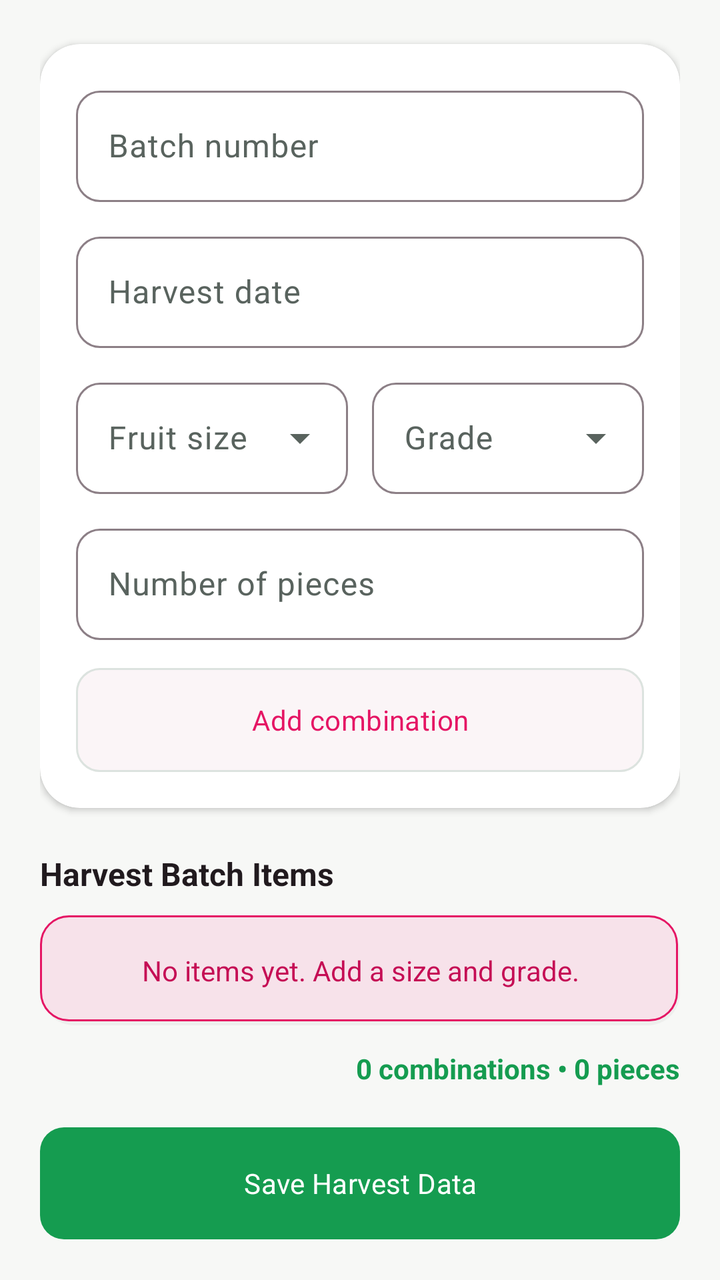
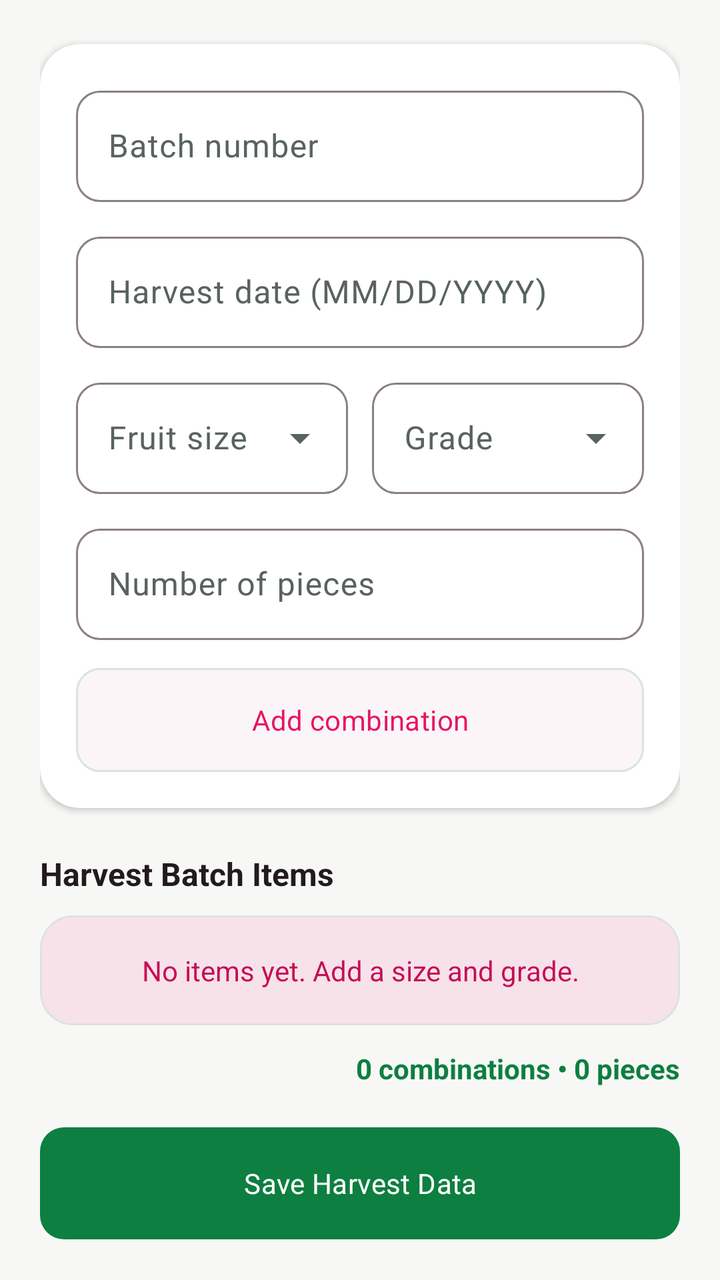

The first picture is an Android layout as it rendered before a commit; the second is the same layout after the commit. The layout source and the unified diff follow.
<!-- AndroidManifest.xml: application theme Theme.DragonView -->
<!-- res/layout/fragment_harvest.xml -->
<?xml version="1.0" encoding="utf-8"?>
<androidx.core.widget.NestedScrollView
    xmlns:android="http://schemas.android.com/apk/res/android"
    xmlns:app="http://schemas.android.com/apk/res-auto"
    android:layout_width="match_parent"
    android:layout_height="match_parent"
    android:background="@color/dragon_surface"
    android:clipToPadding="false">
    <LinearLayout
        android:layout_width="match_parent"
        android:layout_height="wrap_content"
        android:orientation="vertical"
        android:paddingStart="20dp"
        android:paddingTop="18dp"
        android:paddingEnd="20dp"
        android:paddingBottom="30dp">

        <com.google.android.material.card.MaterialCardView
            android:layout_width="match_parent"
            android:layout_height="wrap_content"
            android:layout_marginTop="4dp"
            app:cardBackgroundColor="@color/neo_surface_high"
            app:cardCornerRadius="20dp"
            app:cardElevation="2dp"
            app:strokeWidth="0dp">
            <LinearLayout
                android:layout_width="match_parent"
                android:layout_height="wrap_content"
                android:orientation="vertical"
                android:padding="18dp">
                <com.google.android.material.textfield.TextInputLayout
                    android:id="@+id/batchLayout"
                    style="@style/Widget.DragonView.TextInputLayout"
                    android:layout_width="match_parent"
                    android:layout_height="wrap_content"
                    android:hint="Batch number">
                    <com.google.android.material.textfield.TextInputEditText android:id="@+id/batchInput" android:layout_width="match_parent" android:layout_height="wrap_content" />
                </com.google.android.material.textfield.TextInputLayout>
                <com.google.android.material.textfield.TextInputLayout
                    android:id="@+id/dateLayout"
                    style="@style/Widget.DragonView.TextInputLayout"
                    android:layout_width="match_parent"
                    android:layout_height="wrap_content"
                    android:layout_marginTop="12dp"
                    android:hint="Harvest date">
                    <com.google.android.material.textfield.TextInputEditText android:id="@+id/dateInput" android:layout_width="match_parent" android:layout_height="wrap_content" android:focusable="false" />
                </com.google.android.material.textfield.TextInputLayout>
                <LinearLayout
                    android:layout_width="match_parent"
                    android:layout_height="wrap_content"
                    android:layout_marginTop="12dp"
                    android:baselineAligned="false"
                    android:orientation="horizontal">
                    <com.google.android.material.textfield.TextInputLayout
                        android:id="@+id/sizeLayout"
                        style="@style/Widget.DragonView.TextInputLayout.Dropdown"
                        android:layout_width="0dp"
                        android:layout_height="wrap_content"
                        android:layout_marginEnd="6dp"
                        android:layout_weight="1"
                        android:hint="Fruit size">
                        <AutoCompleteTextView android:id="@+id/sizeInput" android:layout_width="match_parent" android:layout_height="wrap_content" android:inputType="none" />
                    </com.google.android.material.textfield.TextInputLayout>
                    <com.google.android.material.textfield.TextInputLayout
                        android:id="@+id/gradeLayout"
                        style="@style/Widget.DragonView.TextInputLayout.Dropdown"
                        android:layout_width="0dp"
                        android:layout_height="wrap_content"
                        android:layout_marginStart="6dp"
                        android:layout_weight="1"
                        android:hint="Grade">
                        <AutoCompleteTextView android:id="@+id/gradeInput" android:layout_width="match_parent" android:layout_height="wrap_content" android:inputType="none" />
                    </com.google.android.material.textfield.TextInputLayout>
                </LinearLayout>
                <com.google.android.material.textfield.TextInputLayout
                    android:id="@+id/piecesLayout"
                    style="@style/Widget.DragonView.TextInputLayout"
                    android:layout_width="match_parent"
                    android:layout_height="wrap_content"
                    android:layout_marginTop="12dp"
                    android:hint="Number of pieces">
                    <com.google.android.material.textfield.TextInputEditText android:id="@+id/piecesInput" android:layout_width="match_parent" android:layout_height="wrap_content" android:inputType="number" />
                </com.google.android.material.textfield.TextInputLayout>
                <com.google.android.material.button.MaterialButton
                    android:id="@+id/addItemButton"
                    style="@style/Widget.DragonView.Button.Outlined"
                    android:layout_width="match_parent"
                    android:layout_height="52dp"
                    android:layout_marginTop="14dp"
                    android:text="Add combination"
                    android:textColor="@color/dragon_magenta" />
            </LinearLayout>
        </com.google.android.material.card.MaterialCardView>

        <TextView
            android:layout_width="wrap_content"
            android:layout_height="wrap_content"
            android:layout_marginTop="22dp"
            android:text="Harvest Batch Items"
            android:textAppearance="@style/TextAppearance.DragonView.TitleMedium"
            android:textStyle="bold" />
        <TextView
            android:id="@+id/emptyItemsText"
            android:layout_width="match_parent"
            android:layout_height="wrap_content"
            android:layout_marginTop="10dp"
            android:background="@drawable/soft_pink_panel"
            android:gravity="center"
            android:padding="18dp"
            android:text="No items yet. Add a size and grade."
            android:textColor="@color/dragon_magenta_dark" />
        <LinearLayout
            android:id="@+id/itemsContainer"
            android:layout_width="match_parent"
            android:layout_height="wrap_content"
            android:orientation="vertical" />
        <TextView
            android:id="@+id/batchSummaryText"
            android:layout_width="match_parent"
            android:layout_height="wrap_content"
            android:layout_marginTop="12dp"
            android:gravity="end"
            android:text="0 combinations • 0 pieces"
            android:textColor="@color/dragon_green"
            android:textStyle="bold" />
        <com.google.android.material.button.MaterialButton
            android:id="@+id/saveButton"
            style="@style/Widget.DragonView.Button.Success"
            android:layout_width="match_parent"
            android:layout_height="56dp"
            android:layout_marginTop="20dp"
            android:text="Save Harvest Data" />
        <TextView
            android:id="@+id/statusText"
            android:layout_width="match_parent"
            android:layout_height="wrap_content"
            android:layout_marginTop="12dp"
            android:gravity="center" />
    </LinearLayout>
</androidx.core.widget.NestedScrollView>
<!-- resources referenced by this layout -->
<resources>
  <color name="dragon_green">#159C50</color>
  <color name="dragon_magenta">#E51564</color>
  <color name="dragon_magenta_dark">#C50E55</color>
  <color name="dragon_surface">@color/warm_ivory</color>
  <color name="neo_surface_high">#FFFFFF</color>
  <!-- drawable soft_pink_panel (drawable) -->
  <?xml version="1.0" encoding="utf-8"?>
  <layer-list xmlns:android="http://schemas.android.com/apk/res/android">
      <item android:left="1dp" android:top="2dp">
          <shape android:shape="rectangle">
              <solid android:color="@color/neo_shadow" />
              <corners android:radius="16dp" />
          </shape>
      </item>
      <item android:right="1dp" android:bottom="2dp">
          <shape android:shape="rectangle">
              <solid android:color="@color/plum_mist_100" />
              <stroke android:width="1dp" android:color="@color/home_action_pink_border" />
              <corners android:radius="14dp" />
          </shape>
      </item>
  </layer-list>
  <style name="TextAppearance.DragonView.TitleMedium" parent="TextAppearance.Material3.TitleMedium">
          <item name="android:fontFamily">sans-serif-medium</item>
          <item name="android:textColor">@color/ink</item>
          <item name="android:textSize">16sp</item>
          <item name="android:letterSpacing">0</item>
      </style>
  <style name="Widget.DragonView.Button.Success" parent="Widget.DragonView.Button">
          <item name="backgroundTint">@color/action_success</item>
      </style>
  <style name="Theme.DragonView" parent="Theme.DragonView.Base" />
  <color name="warm_ivory">#F7F8F6</color>
  <color name="neo_shadow">#0A18221C</color>
  <color name="plum_mist_100">#F7E2EA</color>
  <color name="home_action_pink_border">@color/action_primary</color>
  <color name="ink">#211A1E</color>
  <style name="ShapeAppearance.DragonView.Small" parent="ShapeAppearance.Material3.Corner.Small">
          <item name="cornerFamily">rounded</item>
          <item name="cornerSize">12dp</item>
      </style>
  <dimen name="button_height">52dp</dimen>
  <dimen name="touch_target">48dp</dimen>
  <color name="neo_highlight">#DCE3DF</color>
  <color name="focus_ripple">#207D1F43</color>
  <color name="action_success">#159C50</color>
  <color name="muted_ink">#59635E</color>
  <color name="action_primary">#E51564</color>
  <color name="on_accent">#FFFFFF</color>
  <color name="dragon_surface_variant">@color/plum_mist_100</color>
  <color name="dragon_green_soft">#E4F7EB</color>
  <color name="black">@color/ink</color>
  <color name="dragon_yellow">#9A6514</color>
  <color name="dragon_yellow_soft">#FFF0D5</color>
  <color name="dragon_outline">#8C7F86</color>
  <color name="dragon_error">#B3261E</color>
  <color name="fifo_urgent_soft">#F8DEDC</color>
  <style name="ShapeAppearance.DragonView.Medium" parent="ShapeAppearance.Material3.Corner.Medium">
          <item name="cornerFamily">rounded</item>
          <item name="cornerSize">16dp</item>
      </style>
  <style name="ShapeAppearance.DragonView.Large" parent="ShapeAppearance.Material3.Corner.Large">
          <item name="cornerFamily">rounded</item>
          <item name="cornerSize">20dp</item>
      </style>
  <style name="TextAppearance.DragonView.BodyLarge" parent="TextAppearance.Material3.BodyLarge">
          <item name="android:fontFamily">sans-serif</item>
          <item name="android:textColor">@color/ink</item>
          <item name="android:textSize">16sp</item>
          <item name="android:lineSpacingExtra">4dp</item>
      </style>
  <style name="TextAppearance.DragonView.BodyMedium" parent="TextAppearance.Material3.BodyMedium">
          <item name="android:fontFamily">sans-serif</item>
          <item name="android:textColor">@color/muted_ink</item>
          <item name="android:textSize">14sp</item>
          <item name="android:lineSpacingExtra">3dp</item>
      </style>
  <color name="neo_surface_low">#F0F3F1</color>
  <color name="white">#FFFFFF</color>
  <color name="plum_orchid_400">#D86892</color>
  <!-- unchanged entries left out for length: 9 -->
</resources>

<!-- the commit's change to res/layout/fragment_harvest.xml (unified diff, before → after) -->
@@ -42,8 +42,8 @@
                     android:layout_width="match_parent"
                     android:layout_height="wrap_content"
                     android:layout_marginTop="12dp"
-                    android:hint="Harvest date">
-                    <com.google.android.material.textfield.TextInputEditText android:id="@+id/dateInput" android:layout_width="match_parent" android:layout_height="wrap_content" android:focusable="false" />
+                    android:hint="Harvest date (MM/DD/YYYY)">
+                    <com.google.android.material.textfield.TextInputEditText android:id="@+id/dateInput" android:layout_width="match_parent" android:layout_height="wrap_content" android:inputType="number" android:maxLength="10" />
                 </com.google.android.material.textfield.TextInputLayout>
                 <LinearLayout
                     android:layout_width="match_parent"
<!-- resource entries referenced after the edit -->
@@ -1,27 +1,17 @@
 <!-- resources referenced by this layout -->
 <resources>
-  <color name="dragon_green">#159C50</color>
+  <color name="dragon_green">#0D7F40</color>
   <color name="dragon_magenta">#E51564</color>
   <color name="dragon_magenta_dark">#C50E55</color>
   <color name="dragon_surface">@color/warm_ivory</color>
   <color name="neo_surface_high">#FFFFFF</color>
   <!-- drawable soft_pink_panel (drawable) -->
   <?xml version="1.0" encoding="utf-8"?>
-  <layer-list xmlns:android="http://schemas.android.com/apk/res/android">
-      <item android:left="1dp" android:top="2dp">
-          <shape android:shape="rectangle">
-              <solid android:color="@color/neo_shadow" />
-              <corners android:radius="16dp" />
-          </shape>
-      </item>
-      <item android:right="1dp" android:bottom="2dp">
-          <shape android:shape="rectangle">
-              <solid android:color="@color/plum_mist_100" />
-              <stroke android:width="1dp" android:color="@color/home_action_pink_border" />
-              <corners android:radius="14dp" />
-          </shape>
-      </item>
-  </layer-list>
+  <shape xmlns:android="http://schemas.android.com/apk/res/android" android:shape="rectangle">
+      <solid android:color="@color/dragon_pink_soft" />
+      <stroke android:width="1dp" android:color="@color/neo_highlight" />
+      <corners android:radius="16dp" />
+  </shape>
   <style name="TextAppearance.DragonView.TitleMedium" parent="TextAppearance.Material3.TitleMedium">
           <item name="android:fontFamily">sans-serif-medium</item>
           <item name="android:textColor">@color/ink</item>
@@ -33,9 +23,8 @@
       </style>
   <style name="Theme.DragonView" parent="Theme.DragonView.Base" />
   <color name="warm_ivory">#F7F8F6</color>
-  <color name="neo_shadow">#0A18221C</color>
+  <color name="dragon_pink_soft">@color/plum_mist_100</color>
   <color name="plum_mist_100">#F7E2EA</color>
-  <color name="home_action_pink_border">@color/action_primary</color>
   <color name="ink">#211A1E</color>
   <style name="ShapeAppearance.DragonView.Small" parent="ShapeAppearance.Material3.Corner.Small">
           <item name="cornerFamily">rounded</item>
@@ -45,9 +34,8 @@
   <dimen name="touch_target">48dp</dimen>
   <color name="neo_highlight">#DCE3DF</color>
   <color name="focus_ripple">#207D1F43</color>
-  <color name="action_success">#159C50</color>
+  <color name="action_success">#0D7F40</color>
   <color name="muted_ink">#59635E</color>
-  <color name="action_primary">#E51564</color>
   <color name="on_accent">#FFFFFF</color>
   <color name="dragon_surface_variant">@color/plum_mist_100</color>
   <color name="dragon_green_soft">#E4F7EB</color>
